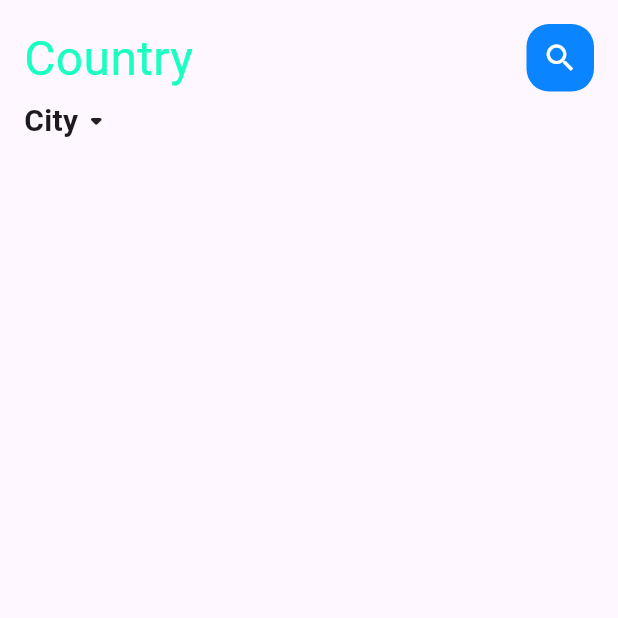
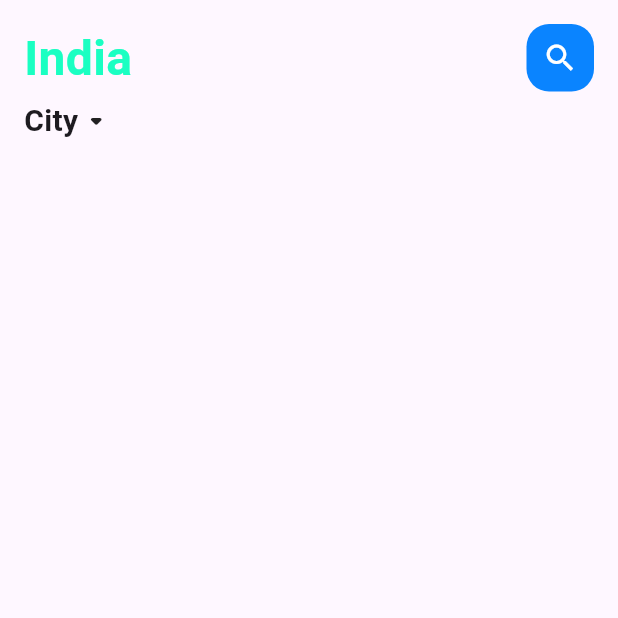
Before and after one commit to AkshitGameDev/commercialism, a Flutter app: the screen it shows after launch, on a phone screen of 412 x 824 dp, the top half of it. Run offline on Flutter 3.47's test engine with Material 3 defaults, Android fonts, the phone set to English and light mode, and no system bars.

Commit message:
big text widget added

```diff
--- a/commercialism/lib/Home/main_food_Page.dart
+++ b/commercialism/lib/Home/main_food_Page.dart
@@ -1,4 +1,5 @@
 import 'package:commercialism/AppColors.dart';
+import 'package:commercialism/Widgets/big_text.dart';
 import 'package:flutter/material.dart';
 
 
@@ -26,9 +27,11 @@ class _MainFoodPageState extends State<MainFoodPage> {
               Column(
                 crossAxisAlignment: CrossAxisAlignment.start,
                 children: const [
-                  Text(
-                    "Country",
-                    style: TextStyle(fontSize: 32, color: AppColors.COUNTRY_NAME),
+                  BigText(
+                  text: "India",
+                  size: 32,
+                  color: AppColors.COUNTRY_NAME,
+                  weight: FontWeight.w600,
                   ),
                   SizedBox(height: 4),
                   Row(
--- a/commercialism/lib/Widgets/big_text.dart
+++ b/commercialism/lib/Widgets/big_text.dart
@@ -4,7 +4,7 @@ import 'package:flutter/cupertino.dart';
 class BigText extends StatelessWidget {
   final String text;
   final double size;
-  final Color color;
+  final Color? color;
   final TextAlign align;
   final FontWeight weight;
   final int maxLines;
@@ -29,6 +29,7 @@ class BigText extends StatelessWidget {
       overflow: overflow,
       textAlign: align,
       style: TextStyle(
+        fontFamily: 'Roboto',
         fontSize: size,
         color: color,
         fontWeight: weight,
```
